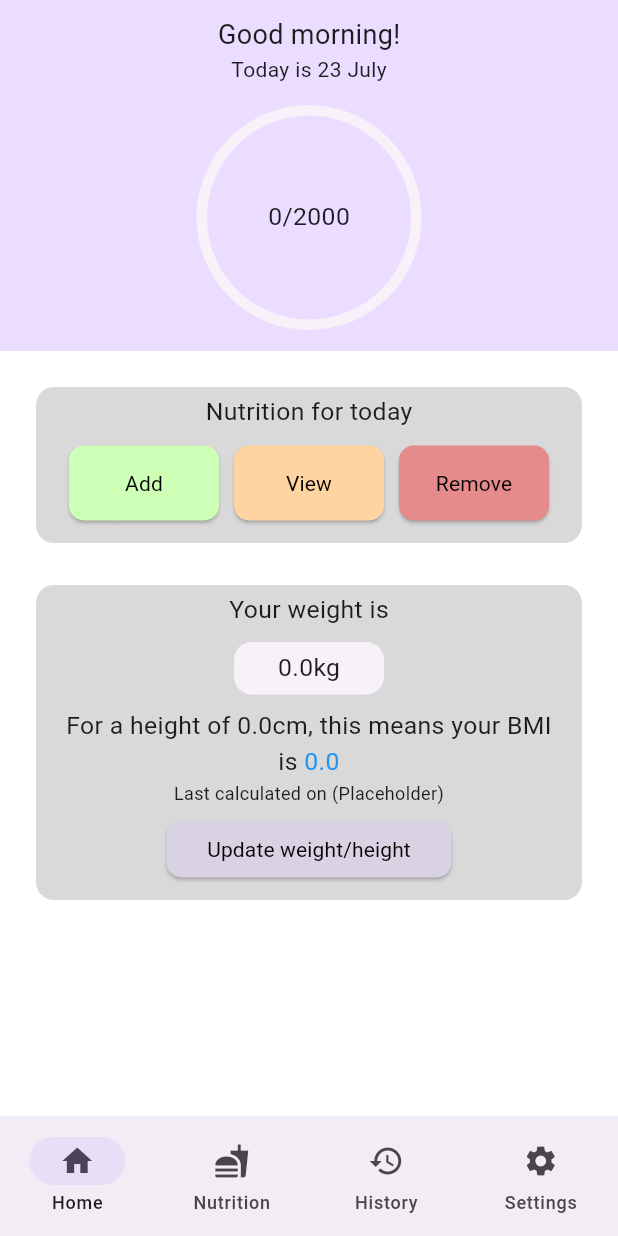
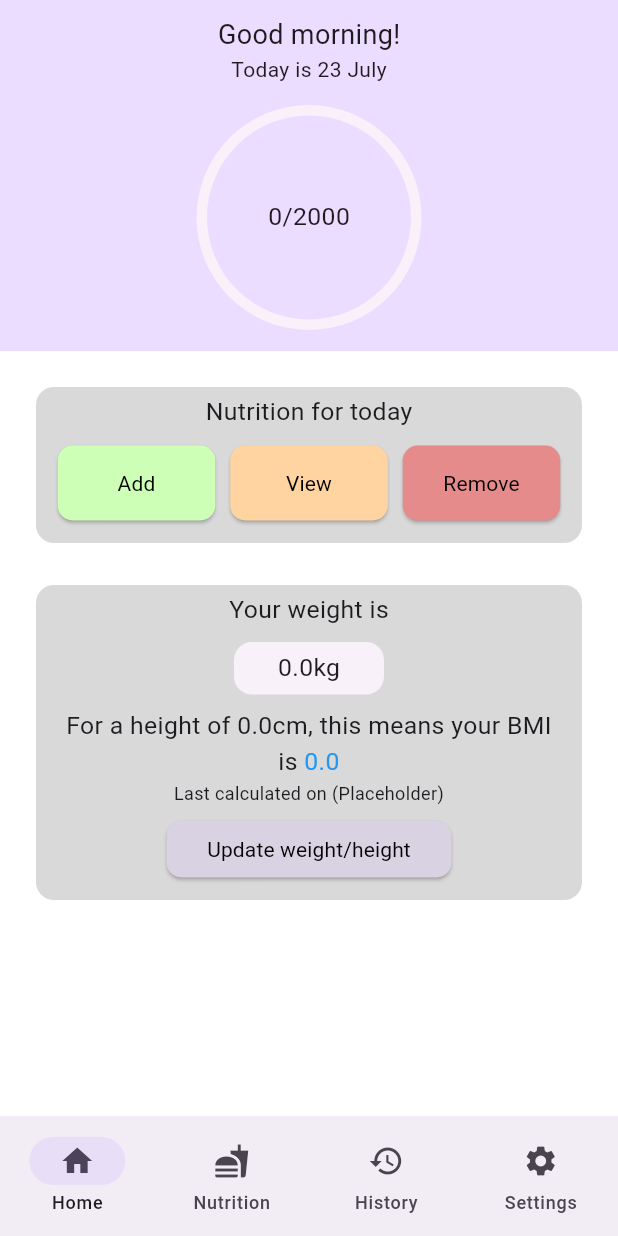
Before and after one commit to smstone0/Caloric, a Flutter app: the screen it shows after launch, on a phone screen of 412 x 824 dp. Run offline on Flutter 3.47's test engine with Material 2 defaults, Android fonts, the phone set to English and light mode, and no system bars.

Commit message:
Increase button width

```diff
--- a/lib/main.dart
+++ b/lib/main.dart
@@ -1,7 +1,6 @@
 import 'package:flutter/material.dart';
 import 'today_page.dart';
 import 'settings_page.dart';
-import 'package:google_fonts/google_fonts.dart';
 
 void main() {
   runApp(const MyApp());
@@ -17,10 +16,6 @@ class MyApp extends StatelessWidget {
       theme: ThemeData(
         colorScheme: ColorScheme.fromSeed(seedColor: Colors.deepPurple),
         useMaterial3: true,
-        // textTheme:
-        //     GoogleFonts.arapeyTextTheme(Theme.of(context).textTheme.apply(
-        //           fontSizeFactor: 1.1,
-        //         )),
       ),
       home: const MyHomePage(),
     );
--- a/lib/today_page.dart
+++ b/lib/today_page.dart
@@ -195,7 +195,7 @@ class ButtonCard extends StatelessWidget {
         },
         colour: const Color.fromRGBO(205, 255, 182, 1),
         height: 50,
-        width: 100,
+        width: 105,
       ),
       CustomButton(
         text: "View",
@@ -204,7 +204,7 @@ class ButtonCard extends StatelessWidget {
         },
         colour: const Color.fromRGBO(255, 212, 161, 1),
         height: 50,
-        width: 100,
+        width: 105,
       ),
       CustomButton(
         text: "Remove",
@@ -213,7 +213,7 @@ class ButtonCard extends StatelessWidget {
         },
         colour: const Color.fromRGBO(229, 139, 139, 1),
         height: 50,
-        width: 100,
+        width: 105,
       ),
     ];
 
```
